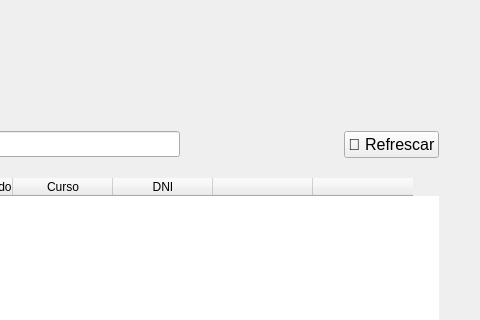
The window that blustock/ui/screens_uis/alumnos.ui (MaxAPBusiness/Blustock) describes before a commit, drawn with Qt 5; both pictures show x 225 to 705 and y 0 to 320 of the 705 by 496 pixel window.
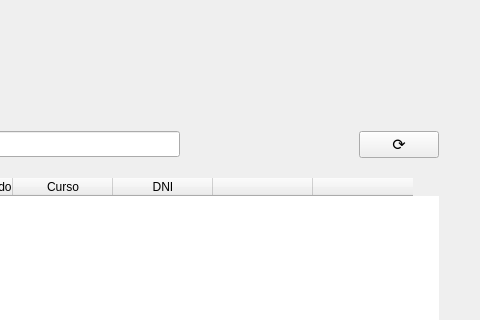
The same window after the commit. Icons and pictures are not drawn.

Commit message: Rediseñé los botones de refrescar.

```diff
--- a/blustock/ui/screens_uis/alumnos.ui
+++ b/blustock/ui/screens_uis/alumnos.ui
@@ -132,7 +132,7 @@
           </font>
          </property>
          <property name="text">
-          <string>🔄 Refrescar</string>
+          <string>⟳</string>
          </property>
         </widget>
        </item>
```
The commit also changes 10 other files.
